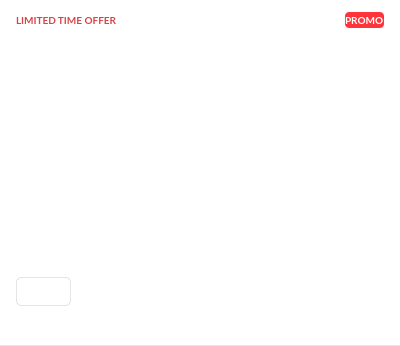
Old version of the form src/MEGASync/gui/macx/NotificationItem.ui in the repository jcassette/megasync-appimage.
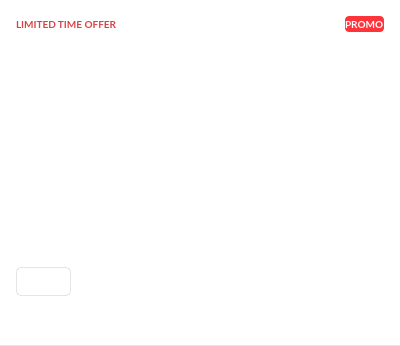
New version of the form. Icons and pictures are not drawn. Custom widgets are drawn as their Qt base class.

What changed in the file:
```diff
--- a/src/MEGASync/gui/macx/NotificationItem.ui
+++ b/src/MEGASync/gui/macx/NotificationItem.ui
@@ -18,14 +18,14 @@
   </property>
   <property name="minimumSize">
    <size>
-    <width>400</width>
+    <width>0</width>
     <height>0</height>
    </size>
   </property>
   <property name="maximumSize">
    <size>
-    <width>400</width>
-    <height>346</height>
+    <width>16777215</width>
+    <height>16777215</height>
    </size>
   </property>
   <property name="cursor">
@@ -120,20 +120,20 @@
    <item>
     <widget class="QWidget" name="wContainer" native="true">
      <property name="sizePolicy">
-      <sizepolicy hsizetype="Fixed" vsizetype="Preferred">
+      <sizepolicy hsizetype="Expanding" vsizetype="Preferred">
        <horstretch>0</horstretch>
        <verstretch>0</verstretch>
       </sizepolicy>
      </property>
      <property name="minimumSize">
       <size>
-       <width>400</width>
+       <width>0</width>
        <height>0</height>
       </size>
      </property>
      <property name="maximumSize">
       <size>
-       <width>400</width>
+       <width>16777215</width>
        <height>16777215</height>
       </size>
      </property>
@@ -159,11 +159,23 @@
       <item>
        <widget class="QWidget" name="wVerticalHeader" native="true">
         <property name="sizePolicy">
-         <sizepolicy hsizetype="Preferred" vsizetype="Fixed">
+         <sizepolicy hsizetype="Expanding" vsizetype="Fixed">
           <horstretch>0</horstretch>
           <verstretch>0</verstretch>
          </sizepolicy>
         </property>
+        <property name="minimumSize">
+         <size>
+          <width>368</width>
+          <height>0</height>
+         </size>
+        </property>
+        <property name="maximumSize">
+         <size>
+          <width>368</width>
+          <height>16777215</height>
+         </size>
+        </property>
         <layout class="QVBoxLayout" name="verticalLayout_3">
          <property name="spacing">
           <number>8</number>
@@ -183,7 +195,7 @@
          <item>
           <widget class="QWidget" name="wHeader" native="true">
            <property name="sizePolicy">
-            <sizepolicy hsizetype="Preferred" vsizetype="Fixed">
+            <sizepolicy hsizetype="Expanding" vsizetype="Fixed">
              <horstretch>0</horstretch>
              <verstretch>0</verstretch>
             </sizepolicy>
@@ -200,7 +212,7 @@
              <height>16</height>
             </size>
            </property>
-           <layout class="QHBoxLayout" name="horizontalLayout">
+           <layout class="QHBoxLayout" name="horizontalLayout" stretch="0,0,0">
             <property name="spacing">
              <number>0</number>
             </property>
@@ -236,8 +248,8 @@
               </property>
               <property name="sizeHint" stdset="0">
                <size>
-                <width>40</width>
-                <height>20</height>
+                <width>0</width>
+                <height>0</height>
                </size>
               </property>
              </spacer>
@@ -368,21 +380,21 @@
       <item>
        <widget class="QWidget" name="wVerticalContent" native="true">
         <property name="sizePolicy">
-         <sizepolicy hsizetype="Fixed" vsizetype="Fixed">
+         <sizepolicy hsizetype="Expanding" vsizetype="Fixed">
           <horstretch>0</horstretch>
           <verstretch>0</verstretch>
          </sizepolicy>
         </property>
         <property name="minimumSize">
          <size>
-          <width>368</width>
+          <width>0</width>
           <height>0</height>
          </size>
         </property>
         <property name="maximumSize">
          <size>
-          <width>368</width>
-          <height>234</height>
+          <width>16777215</width>
+          <height>16777215</height>
          </size>
         </property>
         <layout class="QVBoxLayout" name="vlContent">
@@ -407,7 +419,7 @@
          <item>
           <widget class="QWidget" name="wHorizontalDescription" native="true">
            <property name="sizePolicy">
-            <sizepolicy hsizetype="Fixed" vsizetype="Preferred">
+            <sizepolicy hsizetype="Expanding" vsizetype="Preferred">
              <horstretch>0</horstretch>
              <verstretch>0</verstretch>
             </sizepolicy>
@@ -448,6 +460,12 @@
                 <verstretch>0</verstretch>
                </sizepolicy>
               </property>
+              <property name="minimumSize">
+               <size>
+                <width>0</width>
+                <height>0</height>
+               </size>
+              </property>
               <property name="maximumSize">
                <size>
                 <width>16777215</width>
@@ -498,6 +516,12 @@
          </item>
          <item>
           <widget class="QWidget" name="wDescButton" native="true">
+           <property name="sizePolicy">
+            <sizepolicy hsizetype="Expanding" vsizetype="Preferred">
+             <horstretch>0</horstretch>
+             <verstretch>0</verstretch>
+            </sizepolicy>
+           </property>
            <layout class="QVBoxLayout" name="vblDescButton">
             <property name="spacing">
              <number>12</number>
@@ -520,23 +544,23 @@
             <item>
              <widget class="QLabel" name="lImageLarge">
               <property name="sizePolicy">
-               <sizepolicy hsizetype="Fixed" vsizetype="Preferred">
+               <sizepolicy hsizetype="Expanding" vsizetype="Preferred">
                 <horstretch>0</horstretch>
                 <verstretch>0</verstretch>
                </sizepolicy>
               </property>
               <property name="minimumSize">
                <size>
-                <width>368</width>
-                <height>0</height>
-               </size>
-              </property>
-              <property name="maximumSize">
-               <size>
-                <width>368</width>
+                <width>0</width>
                 <height>115</height>
                </size>
               </property>
+              <property name="maximumSize">
+               <size>
+                <width>16777215</width>
+                <height>16777215</height>
+               </size>
+              </property>
               <property name="text">
                <string/>
               </property>
@@ -627,6 +651,13 @@
   <zorder>wSeparator</zorder>
   <zorder>wContainer</zorder>
  </widget>
+ <customwidgets>
+  <customwidget>
+   <class>ApiImageLabel</class>
+   <extends>QLabel</extends>
+   <header>ApiImageLabel.h</header>
+  </customwidget>
+ </customwidgets>
  <resources>
   <include location="../Resources_macx.qrc"/>
  </resources>
```
Left out of the diff: 6 changed lines with no effect on the pictures.
